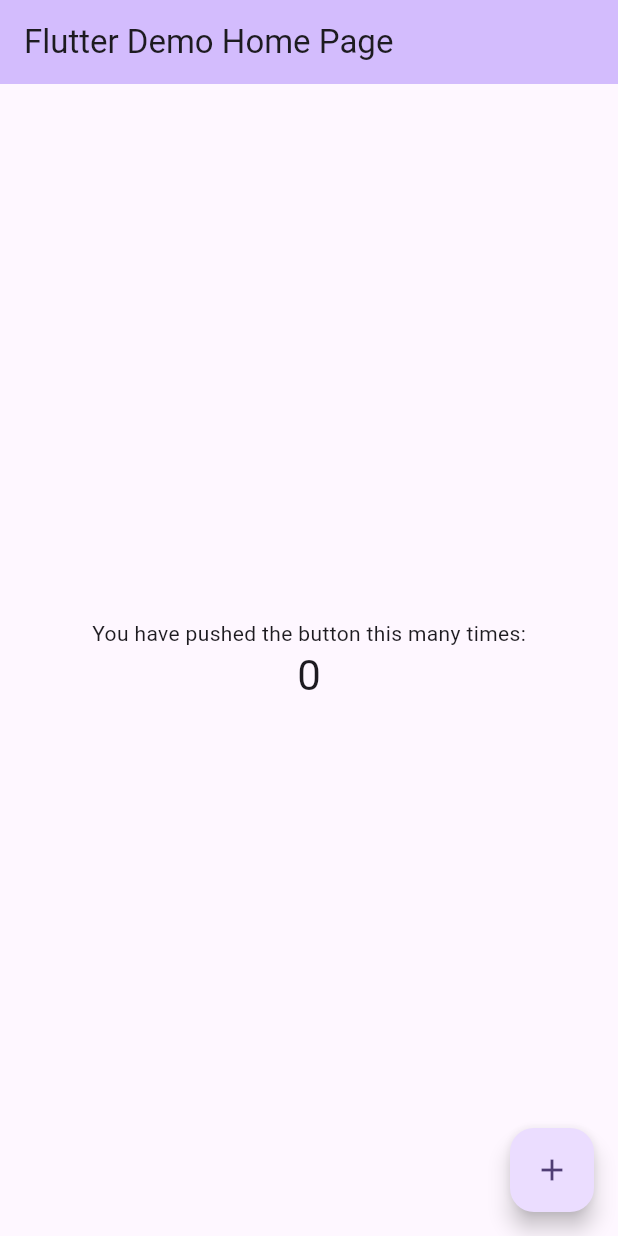
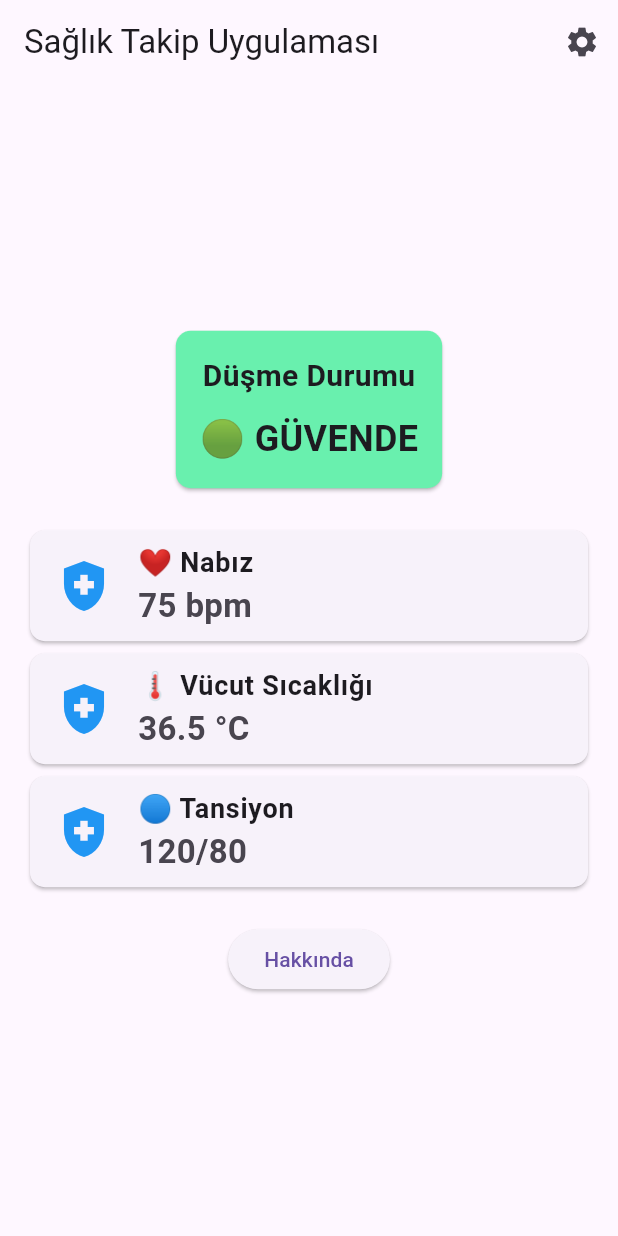
Before and after one commit to edanurarslan/CareVest-Smart-Clothes, a Flutter app: the screen it shows after launch, on a phone screen of 412 x 824 dp. Run offline on Flutter 3.47's test engine with Material 3 defaults, Android fonts, the light colour scheme and no system bars.

Commit message:
main app

```diff
--- a/akilli_kiyafet_app/lib/main.dart
+++ b/akilli_kiyafet_app/lib/main.dart
@@ -1,122 +1,28 @@
 import 'package:flutter/material.dart';
+import 'screens/home.dart';
+import 'screens/settings.dart';
+import 'screens/about.dart';
 
 void main() {
   runApp(const MyApp());
 }
 
 class MyApp extends StatelessWidget {
-  const MyApp({super.key});
+  const MyApp({super.key}); // Key eklendi ✅
 
-  // This widget is the root of your application.
   @override
   Widget build(BuildContext context) {
     return MaterialApp(
-      title: 'Flutter Demo',
+      debugShowCheckedModeBanner: false,
       theme: ThemeData(
-        // This is the theme of your application.
-        //
-        // TRY THIS: Try running your application with "flutter run". You'll see
-        // the application has a purple toolbar. Then, without quitting the app,
-        // try changing the seedColor in the colorScheme below to Colors.green
-        // and then invoke "hot reload" (save your changes or press the "hot
-        // reload" button in a Flutter-supported IDE, or press "r" if you used
-        // the command line to start the app).
-        //
-        // Notice that the counter didn't reset back to zero; the application
-        // state is not lost during the reload. To reset the state, use hot
-        // restart instead.
-        //
-        // This works for code too, not just values: Most code changes can be
-        // tested with just a hot reload.
-        colorScheme: ColorScheme.fromSeed(seedColor: Colors.deepPurple),
+        primarySwatch: Colors.blue,
       ),
-      home: const MyHomePage(title: 'Flutter Demo Home Page'),
+      initialRoute: '/',
+      routes: {
+        '/': (context) => const HomeScreen(),
+        '/settings': (context) => const SettingsScreen(),
+        '/about': (context) => const AboutScreen(),
+      },
     );
   }
 }
-
-class MyHomePage extends StatefulWidget {
-  const MyHomePage({super.key, required this.title});
-
-  // This widget is the home page of your application. It is stateful, meaning
-  // that it has a State object (defined below) that contains fields that affect
-  // how it looks.
-
-  // This class is the configuration for the state. It holds the values (in this
-  // case the title) provided by the parent (in this case the App widget) and
-  // used by the build method of the State. Fields in a Widget subclass are
-  // always marked "final".
-
-  final String title;
-
-  @override
-  State<MyHomePage> createState() => _MyHomePageState();
-}
-
-class _MyHomePageState extends State<MyHomePage> {
-  int _counter = 0;
-
-  void _incrementCounter() {
-    setState(() {
-      // This call to setState tells the Flutter framework that something has
-      // changed in this State, which causes it to rerun the build method below
-      // so that the display can reflect the updated values. If we changed
-      // _counter without calling setState(), then the build method would not be
-      // called again, and so nothing would appear to happen.
-      _counter++;
-    });
-  }
-
-  @override
-  Widget build(BuildContext context) {
-    // This method is rerun every time setState is called, for instance as done
-    // by the _incrementCounter method above.
-    //
-    // The Flutter framework has been optimized to make rerunning build methods
-    // fast, so that you can just rebuild anything that needs updating rather
-    // than having to individually change instances of widgets.
-    return Scaffold(
-      appBar: AppBar(
-        // TRY THIS: Try changing the color here to a specific color (to
-        // Colors.amber, perhaps?) and trigger a hot reload to see the AppBar
-        // change color while the other colors stay the same.
-        backgroundColor: Theme.of(context).colorScheme.inversePrimary,
-        // Here we take the value from the MyHomePage object that was created by
-        // the App.build method, and use it to set our appbar title.
-        title: Text(widget.title),
-      ),
-      body: Center(
-        // Center is a layout widget. It takes a single child and positions it
-        // in the middle of the parent.
-        child: Column(
-          // Column is also a layout widget. It takes a list of children and
-          // arranges them vertically. By default, it sizes itself to fit its
-          // children horizontally, and tries to be as tall as its parent.
-          //
-          // Column has various properties to control how it sizes itself and
-          // how it positions its children. Here we use mainAxisAlignment to
-          // center the children vertically; the main axis here is the vertical
-          // axis because Columns are vertical (the cross axis would be
-          // horizontal).
-          //
-          // TRY THIS: Invoke "debug painting" (choose the "Toggle Debug Paint"
-          // action in the IDE, or press "p" in the console), to see the
-          // wireframe for each widget.
-          mainAxisAlignment: MainAxisAlignment.center,
-          children: <Widget>[
-            const Text('You have pushed the button this many times:'),
-            Text(
-              '$_counter',
-              style: Theme.of(context).textTheme.headlineMedium,
-            ),
-          ],
-        ),
-      ),
-      floatingActionButton: FloatingActionButton(
-        onPressed: _incrementCounter,
-        tooltip: 'Increment',
-        child: const Icon(Icons.add),
-      ), // This trailing comma makes auto-formatting nicer for build methods.
-    );
-  }
-}
--- /dev/null
+++ b/akilli_kiyafet_app/lib/screens/home.dart
@@ -0,0 +1,89 @@
+import 'package:flutter/material.dart';
+
+class HomeScreen extends StatefulWidget {
+  const HomeScreen({super.key}); // Key eklendi ✅
+
+  @override
+  HomeScreenState createState() => HomeScreenState(); // Private class kaldırıldı
+}
+
+class HomeScreenState extends State<HomeScreen> {
+  // Şimdilik sahte veriler (dummy data)
+  bool hasFallen = false; // Düşme durumu
+  int heartRate = 75; // Nabız (bpm)
+  double bodyTemperature = 36.5; // Vücut sıcaklığı (°C)
+  String bloodPressure = "120/80"; // Tansiyon (mmHg)
+
+  @override
+  Widget build(BuildContext context) {
+    return Scaffold(
+      appBar: AppBar(
+        title: const Text("Sağlık Takip Uygulaması"),
+        actions: [
+          IconButton(
+            icon: const Icon(Icons.settings),
+            onPressed: () {
+              Navigator.pushNamed(context, "/settings");
+            },
+          ),
+        ],
+      ),
+      body: Padding(
+        padding: const EdgeInsets.all(16.0),
+        child: Column(
+          mainAxisAlignment: MainAxisAlignment.center,
+          children: [
+            _buildStatusCard(),
+            const SizedBox(height: 20),
+            _buildHealthInfoCard("❤️ Nabız", "$heartRate bpm"),
+            _buildHealthInfoCard("🌡 Vücut Sıcaklığı", "$bodyTemperature °C"),
+            _buildHealthInfoCard("🔵 Tansiyon", bloodPressure),
+            const SizedBox(height: 20),
+            ElevatedButton(
+              onPressed: () {
+                Navigator.pushNamed(context, "/about");
+              },
+              child: const Text("Hakkında"),
+            ),
+          ],
+        ),
+      ),
+    );
+  }
+
+  // Düşme durumu kartı
+  Widget _buildStatusCard() {
+    return Card(
+      color: hasFallen ? Colors.redAccent : Colors.greenAccent,
+      shape: RoundedRectangleBorder(borderRadius: BorderRadius.circular(10)),
+      child: Padding(
+        padding: const EdgeInsets.all(16.0),
+        child: Column(
+          children: [
+            const Text(
+              "Düşme Durumu",
+              style: TextStyle(fontSize: 20, fontWeight: FontWeight.bold),
+            ),
+            const SizedBox(height: 10),
+            Text(
+              hasFallen ? "🔴 DÜŞME ALGILANDI!" : "🟢 GÜVENDE",
+              style: const TextStyle(fontSize: 24, fontWeight: FontWeight.bold),
+            ),
+          ],
+        ),
+      ),
+    );
+  }
+
+  // Genel sağlık bilgisi kartları (Nabız, Tansiyon, Sıcaklık)
+  Widget _buildHealthInfoCard(String title, String value) {
+    return Card(
+      shape: RoundedRectangleBorder(borderRadius: BorderRadius.circular(10)),
+      child: ListTile(
+        leading: const Icon(Icons.health_and_safety, size: 40, color: Colors.blue),
+        title: Text(title, style: const TextStyle(fontSize: 18, fontWeight: FontWeight.bold)),
+        subtitle: Text(value, style: const TextStyle(fontSize: 22, fontWeight: FontWeight.bold)),
+      ),
+    );
+  }
+}
```
Also changed, not shown: akilli_kiyafet_app/lib/screens/about.dart (added, +33 -0 lines), akilli_kiyafet_app/lib/screens/settings.dart (added, +32 -0 lines).
